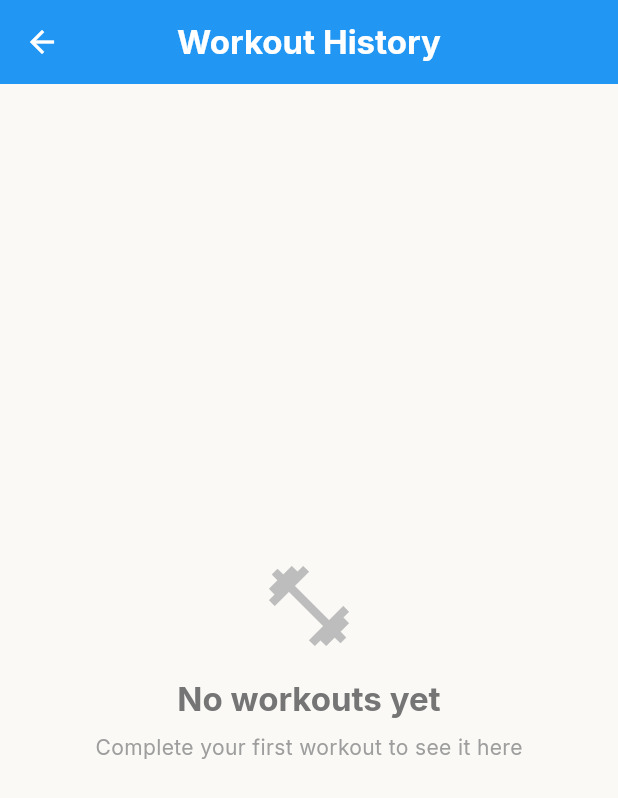
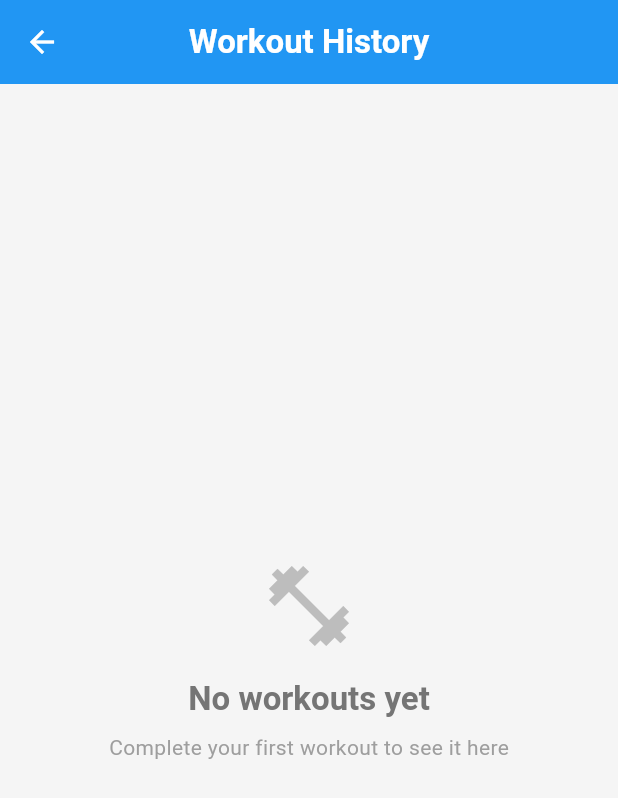
Before and after one commit to thompalec/recommended-routine-bodyweight-fitness, a Flutter app: the screen it shows after launch, after a tap on "History", on a phone screen of 412 x 824 dp. Shown: the top 798 px of the screen. Run offline on Flutter 3.47's test engine with Material 3 defaults, Android fonts, the phone set to English and light mode, and no system bars; our stand-ins replace shared_preferences, vibration.

Commit message:
Revert "change font"
This reverts commit efb3f8728a2d1536edc4f8fdfa16aa9755067341.

```diff
--- a/lib/providers/workout_provider.dart
+++ b/lib/providers/workout_provider.dart
@@ -20,7 +20,6 @@ class WorkoutProvider with ChangeNotifier {
   Workout? get currentWorkout => _currentWorkout;
   bool get isLoading => _isLoading;
   bool get isWorkoutFinished => _currentWorkout?.isCompleted ?? false;
-  bool get hasActiveWorkout => _currentWorkout != null && !_currentWorkout!.isCompleted;
 
   Exercise? get currentExercise {
     if (_currentExerciseIndex < _workoutSequence.length) {
--- a/lib/screens/workout/workout_screen.dart
+++ b/lib/screens/workout/workout_screen.dart
@@ -14,12 +14,9 @@ class _WorkoutScreenState extends State<WorkoutScreen> {
   @override
   void initState() {
     super.initState();
-    // Initialize workout when screen loads (only if no active workout exists)
+    // Initialize workout when screen loads
     WidgetsBinding.instance.addPostFrameCallback((_) {
-      final workoutProvider = Provider.of<WorkoutProvider>(context, listen: false);
-      if (!workoutProvider.hasActiveWorkout) {
-        workoutProvider.startWorkout();
-      }
+      Provider.of<WorkoutProvider>(context, listen: false).startWorkout();
     });
   }
 
--- a/lib/theme/app_theme.dart
+++ b/lib/theme/app_theme.dart
@@ -1,5 +1,4 @@
 import 'package:flutter/material.dart';
-import 'package:google_fonts/google_fonts.dart';
 import 'colors.dart';
 
 class AppTheme {
@@ -7,7 +6,6 @@ class AppTheme {
     return ThemeData(
       primaryColor: AppColors.primary,
       scaffoldBackgroundColor: AppColors.background,
-      fontFamily: GoogleFonts.inter().fontFamily,
       colorScheme: ColorScheme.light(
         primary: AppColors.primary,
         secondary: AppColors.secondary,
@@ -57,8 +55,7 @@ class AppTheme {
           foregroundColor: AppColors.primary,
         ),
       ),
-      textTheme: GoogleFonts.interTextTheme(
-        TextTheme(
+      textTheme: TextTheme(
         headlineLarge: TextStyle(
           fontSize: 32,
           fontWeight: FontWeight.bold,
@@ -97,7 +94,6 @@ class AppTheme {
           color: AppColors.textSecondary,
         ),
       ),
-      ),
       inputDecorationTheme: InputDecorationTheme(
         border: OutlineInputBorder(
           borderRadius: BorderRadius.circular(12),
@@ -112,8 +108,7 @@ class AppTheme {
     return ThemeData.dark().copyWith(
       primaryColor: AppColors.primary,
       scaffoldBackgroundColor: AppColors.backgroundDark,
-      textTheme: GoogleFonts.interTextTheme(ThemeData.dark().textTheme),
-      colorScheme: const ColorScheme.dark(
+      colorScheme: ColorScheme.dark(
         primary: AppColors.primary,
         secondary: AppColors.secondary,
         surface: AppColors.surfaceDark,
@@ -123,7 +118,7 @@ class AppTheme {
         onSurface: AppColors.textPrimaryDark,
         onError: Colors.white,
       ),
-      appBarTheme: const AppBarTheme(
+      appBarTheme: AppBarTheme(
         backgroundColor: AppColors.surfaceDark,
         foregroundColor: AppColors.textPrimaryDark,
         elevation: 0,
--- a/lib/theme/colors.dart
+++ b/lib/theme/colors.dart
@@ -4,11 +4,11 @@ class AppColors {
   // Primary Colors
   static const Color primary = Color(0xFF2196F3); // Blue
   static const Color secondary = Color(0xFF03A9F4); // Light Blue
-  static const Color accent = Color(0xFFda7605); // Dark Orange
+  static const Color accent = Color(0xFFFF9800); // Orange
 
   // Background Colors
-  static const Color background = Color(0xFFFAF9F6);
-  static const Color surface = Color(0xFFFAF9F6);
+  static const Color background = Color(0xFFF5F5F5);
+  static const Color surface = Colors.white;
 
   // Dark Mode Colors
   static const Color backgroundDark = Color(0xFF121212);
--- a/lib/widgets/home/action_buttons.dart
+++ b/lib/widgets/home/action_buttons.dart
@@ -1,6 +1,4 @@
 import 'package:flutter/material.dart';
-import 'package:provider/provider.dart';
-import '../../providers/workout_provider.dart';
 import '../../screens/workout/workout_screen.dart';
 import '../../screens/history/history_list_screen.dart';
 
@@ -9,14 +7,10 @@ class ActionButtons extends StatelessWidget {
 
   @override
   Widget build(BuildContext context) {
-    return Consumer<WorkoutProvider>(
-      builder: (context, workoutProvider, child) {
-        final hasActiveWorkout = workoutProvider.hasActiveWorkout;
-
     return Column(
       mainAxisAlignment: MainAxisAlignment.center,
       children: [
-            // Large Start/Resume button
+        // Large Start button
         ElevatedButton(
           onPressed: () {
             Navigator.push(
@@ -34,15 +28,12 @@ class ActionButtons extends StatelessWidget {
           ),
           child: Row(
             mainAxisSize: MainAxisSize.min,
-                children: [
-                  Icon(
-                    hasActiveWorkout ? Icons.play_circle_filled : Icons.play_arrow,
-                    size: 32,
-                  ),
-                  const SizedBox(width: 8),
+            children: const [
+              Icon(Icons.play_arrow, size: 32),
+              SizedBox(width: 8),
               Text(
-                    hasActiveWorkout ? 'Resume' : 'Start',
-                    style: const TextStyle(fontSize: 24, fontWeight: FontWeight.bold),
+                'Start',
+                style: TextStyle(fontSize: 24, fontWeight: FontWeight.bold),
               ),
             ],
           ),
@@ -71,7 +62,5 @@ class ActionButtons extends StatelessWidget {
         ),
       ],
     );
-      },
-    );
   }
 }
--- a/lib/widgets/home/title_header.dart
+++ b/lib/widgets/home/title_header.dart
@@ -1,5 +1,4 @@
 import 'package:flutter/material.dart';
-import '../../theme/colors.dart';
 
 class TitleHeader extends StatelessWidget {
   const TitleHeader({Key? key}) : super(key: key);
@@ -9,32 +8,16 @@ class TitleHeader extends StatelessWidget {
     return Column(
       mainAxisAlignment: MainAxisAlignment.center,
       children: [
-        Column(
-          children: [
-            Text(
-              'OVERCOMING',
-              style: Theme.of(context).textTheme.headlineLarge?.copyWith(
-                    fontSize: 55,
-                    fontWeight: FontWeight.w900,
-                    color: AppColors.accent
-                  ),
-              textAlign: TextAlign.center,
-            ),
-            Text(
-              'GRAVITY',
-              style: Theme.of(context).textTheme.headlineLarge?.copyWith(
-                    fontSize: 86,
-                    fontWeight: FontWeight.w900,
-                    color: AppColors.accent
-
-                  ),
-              textAlign: TextAlign.center,
-            ),
-          ],
+        Text(
+          'Overcoming Gravity',
+          style: Theme.of(context).textTheme.headlineLarge?.copyWith(
+                fontWeight: FontWeight.bold,
+              ),
+          textAlign: TextAlign.center,
         ),
         const SizedBox(height: 8),
         Text(
-          'BODYWEIGHT FITNESS RECOMMENDED ROUTINE',
+          'Bodyweight Fitness Recommended Routine',
           style: Theme.of(context).textTheme.titleMedium,
           textAlign: TextAlign.center,
         ),
--- a/pubspec.yaml
+++ b/pubspec.yaml
@@ -23,9 +23,6 @@ dependencies:
   # Vibration
   vibration: ^2.0.0
 
-  # Fonts
-  google_fonts: ^6.1.0
-
   # UI Components
   cupertino_icons: ^1.0.6
 
```
Also changed, not shown: pubspec.lock. Lines whose indentation alone changed are shown as unchanged.
